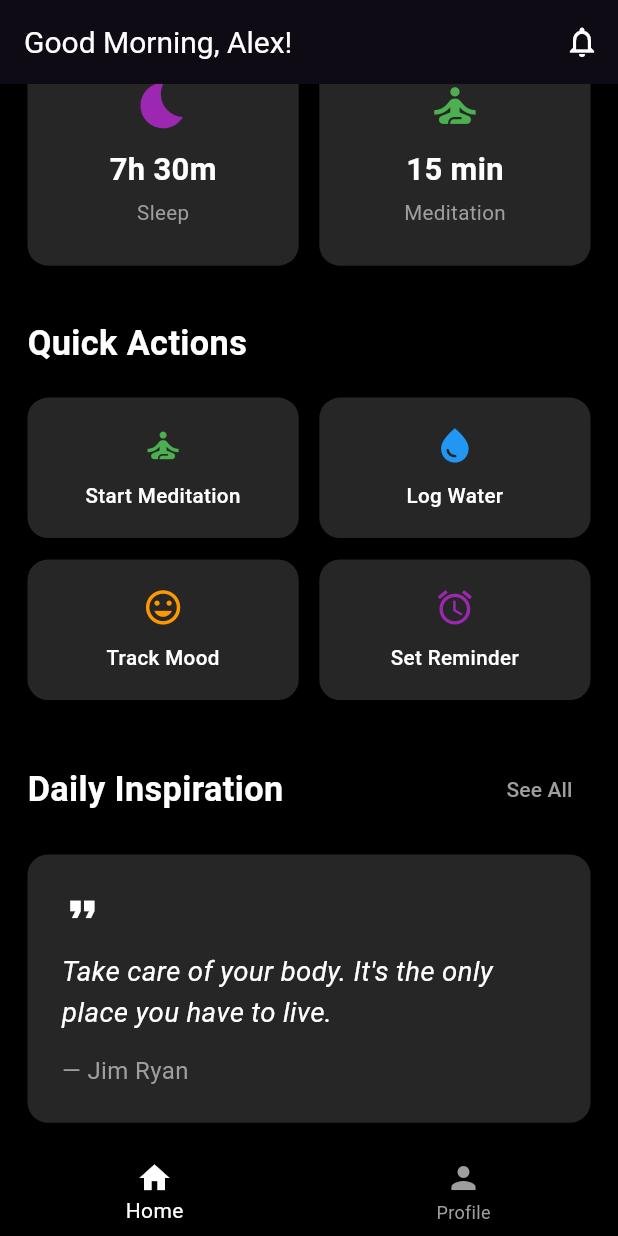
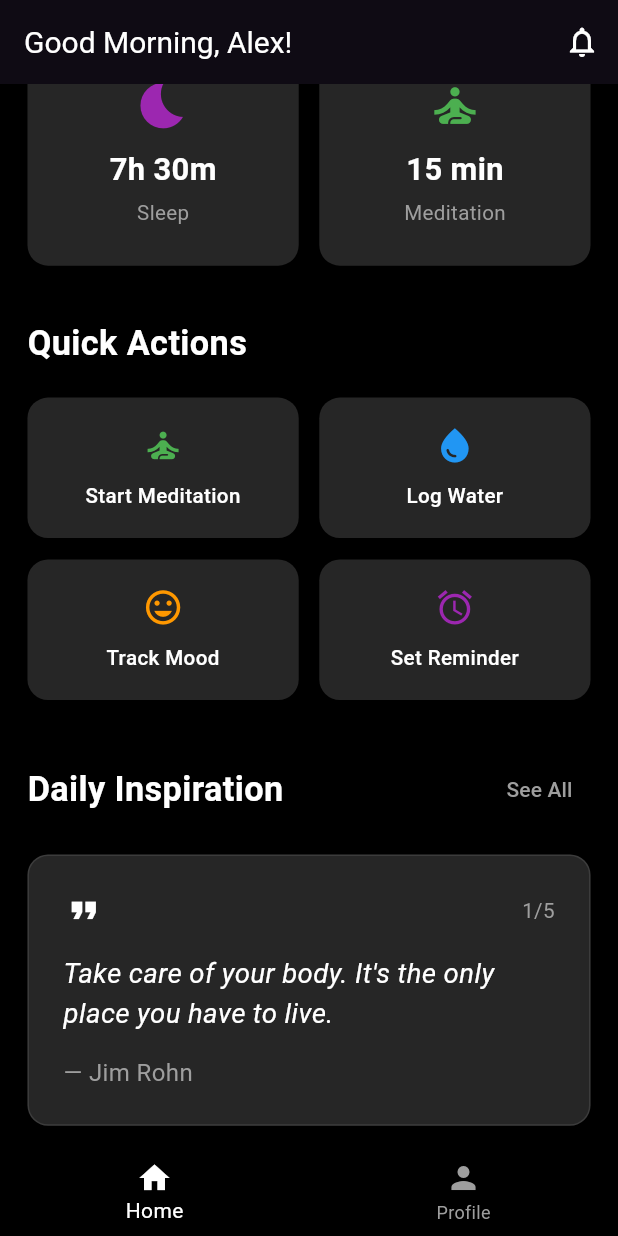
Before and after one commit to Suyog0-0/wellness-Flutter, a Flutter app: the DashboardScreen screen opened directly, scrolled down 265 dp, on a phone screen of 412 x 824 dp. Run offline on Flutter 3.47's test engine with Material 3 defaults, Android fonts, the phone set to English and light mode, and no system bars; our stand-ins replace firebase_auth, flutter_screenutil, google_sign_in; accounts and stored records are empty; Roboto replaces fonts that are missing (Poppins).

Commit message:
Minor fixes

```diff
--- a/lib/screens/dashboard_screen.dart
+++ b/lib/screens/dashboard_screen.dart
@@ -8,8 +8,9 @@ class DashboardScreen extends StatefulWidget {
   _DashboardScreenState createState() => _DashboardScreenState();
 }
 
-class _DashboardScreenState  extends State<DashboardScreen> {
+class _DashboardScreenState extends State<DashboardScreen> {
   int _selectedIndex = 0;
+  int _currentQuoteIndex = 0;
 
   final List<Map<String, dynamic>> todayStats = [
     {'title': 'Steps', 'value': '8,432', 'icon': Icons.directions_walk, 'color': Colors.blue},
@@ -21,7 +22,7 @@ class _DashboardScreenState  extends State<DashboardScreen> {
   final List<Map<String, String>> motivationalQuotes = [
     {
       'quote': 'Take care of your body. It\'s the only place you have to live.',
-      'author': 'Jim Ryan'
+      'author': 'Jim Rohn'
     },
     {
       'quote': 'Health is not about the weight you lose, but about the life you gain.',
@@ -31,7 +32,33 @@ class _DashboardScreenState  extends State<DashboardScreen> {
       'quote': 'Your body can stand almost anything. It\'s your mind you have to convince.',
       'author': 'Unknown'
     },
+    {
+      'quote': 'The groundwork for all happiness is good health.',
+      'author': 'Leigh Hunt'
+    },
+    {
+      'quote': 'To keep the body in good health is a duty... otherwise we shall not be able to keep our mind strong and clear.',
+      'author': 'Buddha'
+    },
   ];
+
+  @override
+  void initState() {
+    super.initState();
+    // Auto-rotate quotes every 5 seconds
+    _startQuoteRotation();
+  }
+
+  void _startQuoteRotation() {
+    Future.delayed(Duration(seconds: 5), () {
+      if (mounted) {
+        setState(() {
+          _currentQuoteIndex = (_currentQuoteIndex + 1) % motivationalQuotes.length;
+        });
+        _startQuoteRotation();
+      }
+    });
+  }
 
   @override
   Widget build(BuildContext context) {
@@ -194,7 +221,7 @@ class _DashboardScreenState  extends State<DashboardScreen> {
                   Navigator.push(
                     context,
                     MaterialPageRoute(
-                      builder: (context) => QuotesDetailScreen(),
+                      builder: (context) => QuotesDetailScreen(quotes: motivationalQuotes),
                     ),
                   );
                 },
@@ -207,25 +234,91 @@ class _DashboardScreenState  extends State<DashboardScreen> {
           ),
           SizedBox(height: 16.h),
 
-          // Quote Card
-          Container(
+          // Quote Card with animated transition
+          AnimatedSwitcher(
+            duration: Duration(milliseconds: 500),
+            child: _buildQuoteCard(motivationalQuotes[_currentQuoteIndex]),
+          ),
+          SizedBox(height: 20.h),
+
+          // Quote indicators
+          Row(
+            mainAxisAlignment: MainAxisAlignment.center,
+            children: List.generate(
+              motivationalQuotes.length,
+                  (index) => Container(
+                margin: EdgeInsets.symmetric(horizontal: 4.w),
+                height: 6.h,
+                width: _currentQuoteIndex == index ? 16.w : 6.w,
+                decoration: BoxDecoration(
+                  color: _currentQuoteIndex == index ? Colors.white : Colors.grey,
+                  borderRadius: BorderRadius.circular(3.r),
+                ),
+              ),
+            ),
+          ),
+          SizedBox(height: 20.h),
+
+          // Manual navigation buttons
+          Row(
+            mainAxisAlignment: MainAxisAlignment.spaceEvenly,
+            children: [
+              IconButton(
+                onPressed: () {
+                  setState(() {
+                    _currentQuoteIndex = (_currentQuoteIndex - 1 + motivationalQuotes.length) % motivationalQuotes.length;
+                  });
+                },
+                icon: Icon(Icons.arrow_back, color: Colors.white),
+              ),
+              IconButton(
+                onPressed: () {
+                  setState(() {
+                    _currentQuoteIndex = (_currentQuoteIndex + 1) % motivationalQuotes.length;
+                  });
+                },
+                icon: Icon(Icons.arrow_forward, color: Colors.white),
+              ),
+            ],
+          ),
+        ],
+      ),
+    );
+  }
+
+  Widget _buildQuoteCard(Map<String, String> quote) {
+    return Container(
+      key: ValueKey(quote['quote']),
       width: double.infinity,
       padding: EdgeInsets.all(20.w),
       decoration: BoxDecoration(
         color: Color(0xFF262626),
         borderRadius: BorderRadius.circular(12.r),
+        border: Border.all(color: Colors.white.withOpacity(0.1)),
       ),
       child: Column(
         crossAxisAlignment: CrossAxisAlignment.start,
+        children: [
+          Row(
             children: [
               Icon(
                 Icons.format_quote,
                 size: 24.w,
                 color: Colors.white,
               ),
+              Spacer(),
+              Text(
+                '${_currentQuoteIndex + 1}/${motivationalQuotes.length}',
+                style: TextStyle(
+                  fontSize: 12.sp,
+                  color: Colors.grey,
+                ),
+              ),
+            ],
+          ),
           SizedBox(height: 12.h),
           Text(
-                  motivationalQuotes[0]['quote']!,
+            quote['quote'] ?? '',
             style: TextStyle(
               fontSize: 16.sp,
               color: Colors.white,
@@ -235,13 +328,10 @@ class _DashboardScreenState  extends State<DashboardScreen> {
           ),
           SizedBox(height: 12.h),
           Text(
-                  '— ${motivationalQuotes[0]['author']}',
+            '— ${quote['author'] ?? 'Unknown'}',
             style: TextStyle(
               fontSize: 14.sp,
               color: Colors.grey,
-                  ),
-                ),
-              ],
             ),
           ),
         ],
@@ -286,4 +376,5 @@ class _DashboardScreenState  extends State<DashboardScreen> {
         ),
       ),
     );
-  }}
+  }
+}
--- a/lib/screens/signup_screen.dart
+++ b/lib/screens/signup_screen.dart
@@ -209,7 +209,7 @@ class _SignUpScreenState extends State<SignUpScreen> {
                         color: Colors.white,
                         fontWeight: FontWeight.w600,
                       ),
-                    ),
+                    ),~
                   ),
                 ],
               ),
```
Also changed, not shown: lib/screens/quotes_detail_screen.dart (+33 -72 lines), 1 other file. Lines whose indentation alone changed are shown as unchanged.
